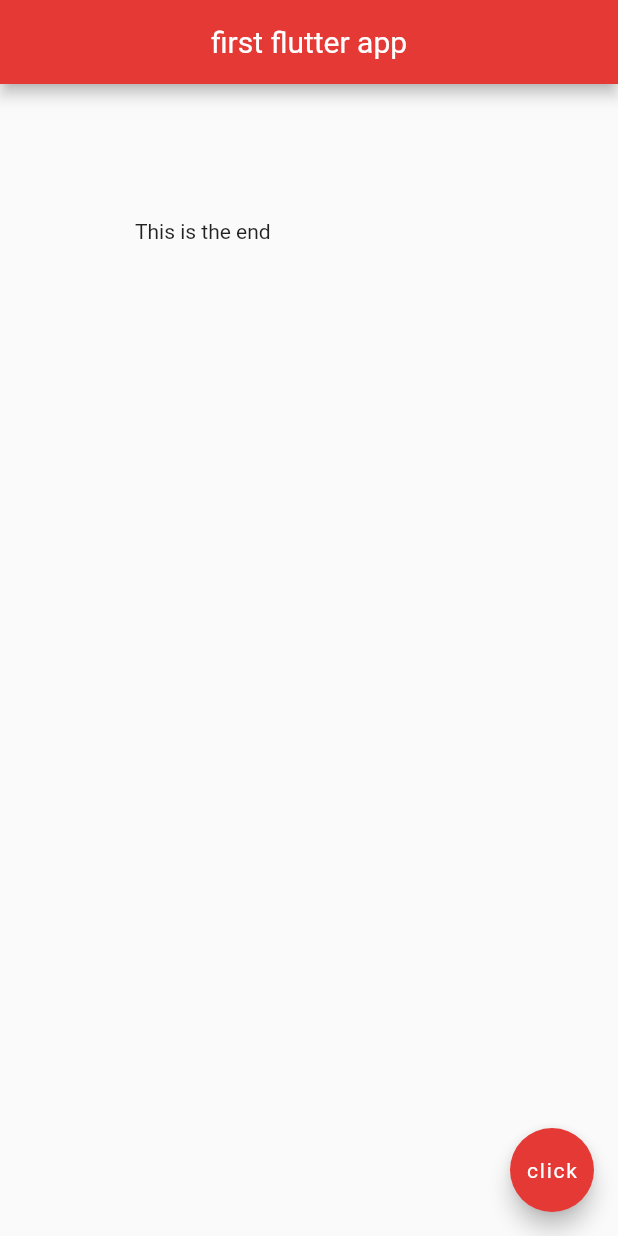
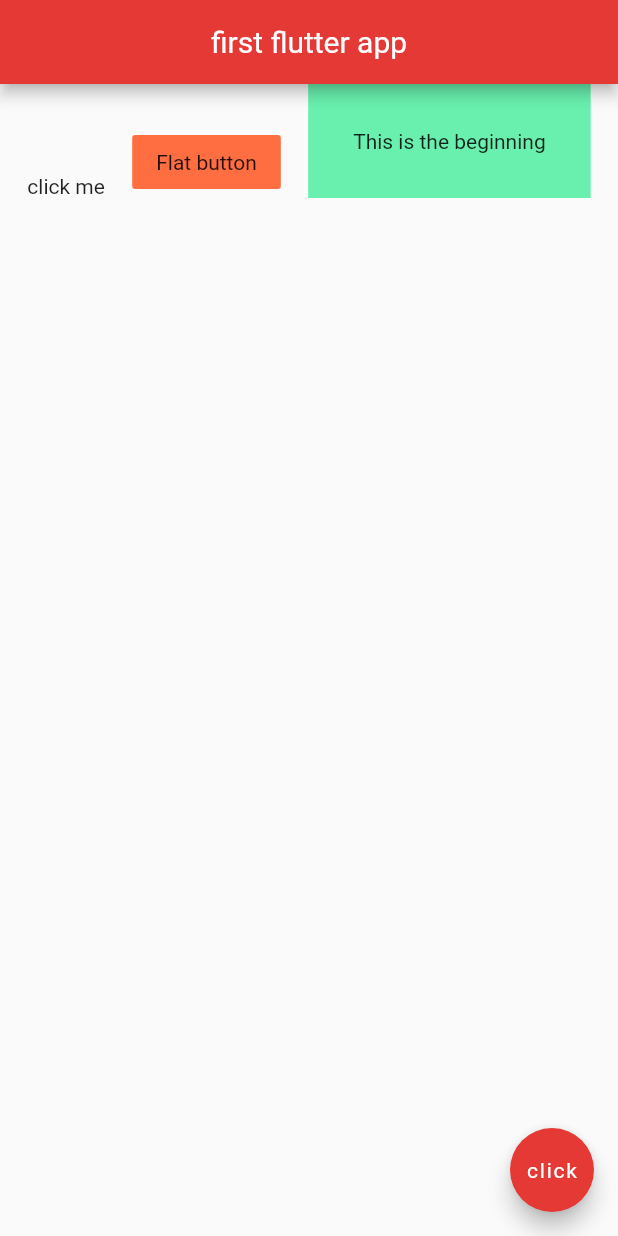
Before and after one commit to subashc069/flutter-training, a Flutter app: the screen it shows after launch, on a phone screen of 412 x 824 dp. Run offline on Flutter 3.47's test engine with Material 2 defaults, Android fonts, the phone set to English and light mode, and no system bars.

Commit message:
Row with axis alignments

```diff
--- a/lib/main.dart
+++ b/lib/main.dart
@@ -14,9 +14,22 @@ class Home extends StatelessWidget {
         centerTitle: true,
         backgroundColor: Colors.red[600],
       ),
-      body: Padding(
-          padding: EdgeInsets.all(90.0),
-          child: Text('This is the end'),
+      body: Row(
+        mainAxisAlignment: MainAxisAlignment.spaceEvenly,
+        crossAxisAlignment: CrossAxisAlignment.end,
+        children: <Widget>[
+          Text('click me'),
+          FlatButton(
+            color: Colors.deepOrangeAccent,
+            onPressed: () {},
+            child: Text('Flat button'),
+            ),
+          Container(
+            color: Colors.greenAccent,
+            padding: EdgeInsets.all(30.0),
+            child: Text('This is the beginning'),
+          )
+        ],
       ),
       floatingActionButton: FloatingActionButton(
         onPressed: () {},
```
